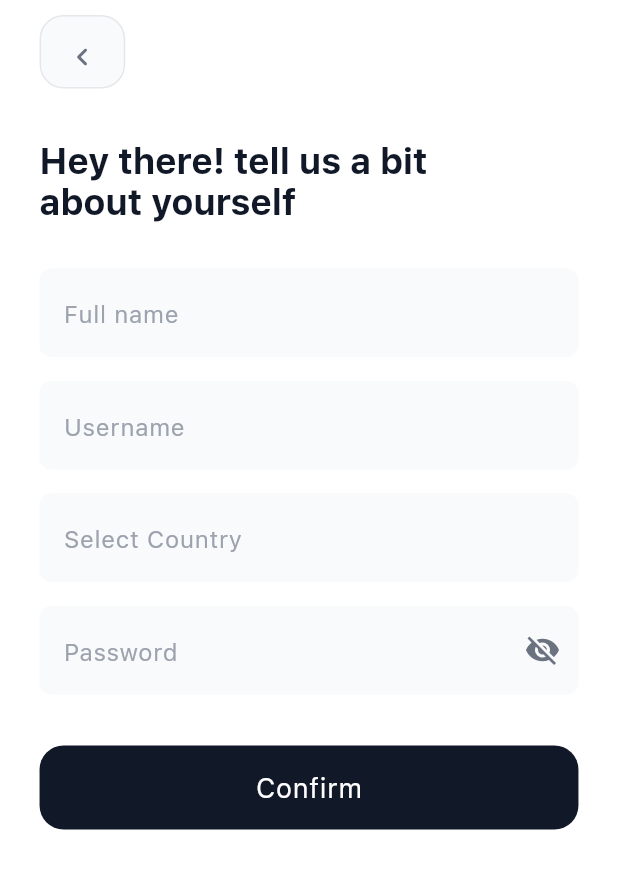
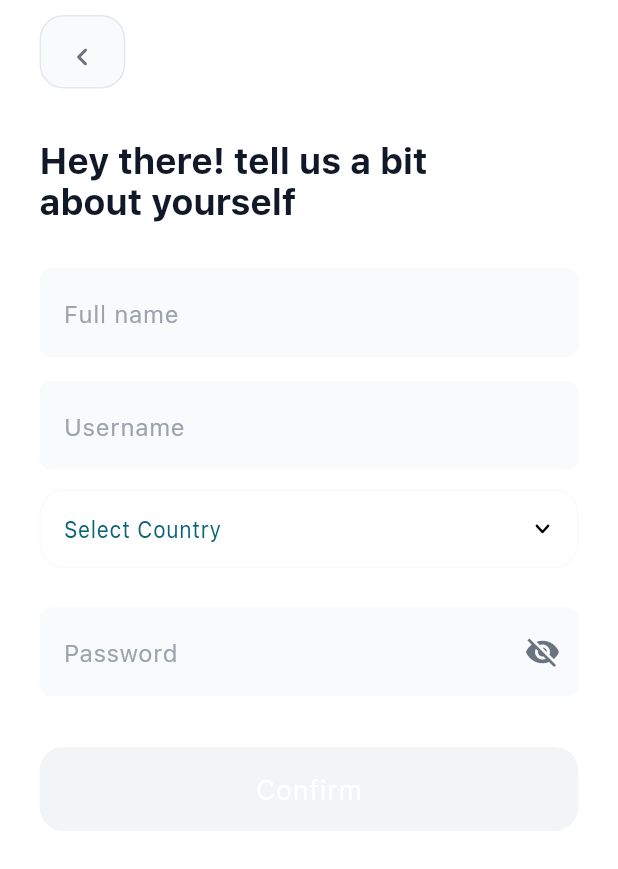
Before and after one commit to AdeoluwaO/SmartPay, a Flutter app: the BioDataScreen screen opened directly with empty values, on a phone screen of 412 x 824 dp. Shown: the top 869 px of the screen. Run offline on Flutter 3.47's test engine with Material 3 defaults, Android fonts, the phone set to English and light mode, and no system bars; our stand-ins replace cached_network_image, dio, flutter_bloc, flutter_screenutil, flutter_svg, fluttertoast and 2 more; missing offline and left inert: flutter_pin_code_fields; accounts and stored records are empty; project files that could hold a hidden picture were left out.

Commit message:
Integrating apis

```diff
--- /dev/null
+++ b/lib/src/core/store/store_keys.dart
@@ -0,0 +1,5 @@
+class StoreKeys {
+  static const user = 'user';
+  static const userId = 'userId';
+  static const hasOnboarded = 'onboarded';
+}
--- /dev/null
+++ b/lib/src/core/uttils/app_validators.dart
@@ -0,0 +1,116 @@
+
+/// A collection of common Appdators that can be reused
+class AppValidators {
+  //? regex to detech web urls
+  //(https:\/\/www\.|http:\/\/www\.|https:\/\/|http:\/\/)?[a-zA-Z]{2,}(\.[a-zA-Z]{2,})(\.[a-zA-Z]{2,})?\/[a-zA-Z0-9]{2,}|((https:\/\/www\.|http:\/\/www\.|https:\/\/|http:\/\/)?[a-zA-Z]{2,}(\.[a-zA-Z]{2,})(\.[a-zA-Z]{2,})?)|(https:\/\/www\.|http:\/\/www\.|https:\/\/|http:\/\/)?[a-zA-Z0-9]{2,}\.[a-zA-Z0-9]{2,}\.[a-zA-Z0-9]{2,}(\.[a-zA-Z0-9]{2,})?
+  //https?://\S+(?![)])|www\.\S+(?![)])
+  static final RegExp webUrlsPattern = RegExp(
+      r'(?<=\s|^)(https:\/\/www\.|http:\/\/www\.|https:\/\/|http:\/\/)?[a-zA-Z]{2,}(\.[a-zA-Z]{2,})(\.[a-zA-Z]{2,})?\/[a-zA-Z0-9]{2,}|((https:\/\/www\.|http:\/\/www\.|https:\/\/|http:\/\/)?[a-zA-Z]{2,}(\.[a-zA-Z]{2,})(\.[a-zA-Z]{2,})?)|(https:\/\/www\.|http:\/\/www\.|https:\/\/|http:\/\/)?[a-zA-Z0-9]{2,}\.[a-zA-Z0-9]{2,}\.[a-zA-Z0-9]{2,}(\.[a-zA-Z0-9]{2,})?',
+      caseSensitive: false);
+
+  static final emailPattern = RegExp(
+    r"^[a-zA-Z0-9.!#$%&'*+/=?^_`{|}~-]+@"
+    r"[a-zA-Z0-9](?:[a-zA-Z0-9-]{0,253}"
+    r"[a-zA-Z0-9])?(?:\.[a-zA-Z0-9](?:[a-zA-Z0-9-]{0,253}"
+    r"[a-zA-Z0-9])?)+$",
+  );
+
+  static Validator notEmpty() {
+    return (String? value) {
+      return (value?.isEmpty ?? true) ? "This field can not be empty." : null;
+    };
+  }
+
+  static Validator confirmPass(String val1, String val2) {
+    return (String? value) {
+      if (val2 != val1) {
+        return "Passwords do not match";
+      } else {
+        return null;
+      }
+    };
+  }
+
+  static Validator phone() {
+    return (String? value) {
+      final validPhoneNumber = RegExp(
+          r'^(\+\d{1,3})[-.\s]?\(?\d{3}\)?[-.\s]?\d{3}[-.\s]?\d{3}$|^[0-9]{11}$|^(\+\d{1,3})?[-.\s]?\(?\d{3}\)?[-.\s]?\d{3}[-.\s]?\d{4}$');
+
+      return (validPhoneNumber.hasMatch(value!)) ? null : "Invalid phone.";
+    };
+  }
+
+  static Validator date() {
+    return (String? value) {
+      if (value!.isEmpty) {
+        return null;
+      }
+      if (value.length < 10) {
+        return "Invalid date.";
+      }
+      return null;
+    };
+  }
+
+  static Validator name() {
+    return (String? value) {
+      if (value!.isEmpty) {
+        return "Field cannot be empty.";
+      }
+      if (!value.contains(" ")) {
+        return "Seperate names with spaces";
+      }
+      return null;
+    };
+  }
+
+  static Validator accountNumber() {
+    return (String? value) {
+      return (value!.length < 10) ? "Invalid account number." : null;
+    };
+  }
+
+  static Validator minLength(int minLength) {
+    return (String? value) {
+      if ((value?.length ?? 0) < minLength) {
+        return "Must contain a minimum of $minLength characters.";
+      }
+      return null;
+    };
+  }
+
+  static bool isValid(String pin, String pin2) =>
+      (pin.isNotEmpty && pin2.isNotEmpty && pin == pin2);
+  static Validator matchPattern(Pattern pattern, [String? patternName]) {
+    return (String? value) {
+      if (value == null || (pattern.allMatches(value).isEmpty)) {
+        return "Please enter a valid ${patternName ?? "value"}.";
+      }
+      return null;
+    };
+  }
+
+  static Validator email() {
+    return matchPattern(emailPattern, "email");
+  }
+
+ ///
+  /// The provided Appvalidators are applied in the order in which
+  /// they're specified in the list.
+  static Validator multiple(
+    List<Validator> validators, {
+    bool shouldTrim = true,
+  }) {
+    return (String? value) {
+      value = shouldTrim ? value?.trim() : value;
+      for (Validator validator in validators) {
+        if (validator(value) != null) {
+          return validator(value);
+        }
+      }
+      return null;
+    };
+  }
+}
+
+typedef Validator = String? Function(String? value);
--- a/lib/src/core/uttils/index.dart
+++ b/lib/src/core/uttils/index.dart
@@ -2,3 +2,4 @@ export './theme/app_theme.dart';
 export './theme/app_text_styles.dart';
 export './app_colors.dart';
 export './layouts/app_dimensions.dart';
+export 'app_validators.dart';
--- a/lib/src/features/authentication/presentation/signup/bio_data_screen.dart
+++ b/lib/src/features/authentication/presentation/signup/bio_data_screen.dart
@@ -1,6 +1,7 @@
 import 'package:flutter/material.dart';
 import 'package:provider/provider.dart';
 import 'package:smartpay/src/core/routers/route_generator.dart';
+import 'package:smartpay/src/core/uttils/index.dart';
 import 'package:smartpay/src/features/authentication/domain/index.dart';
 import 'package:smartpay/src/features/authentication/presentation/widgets/authentication_scaffoldd.dart';
 import 'package:smartpay/src/features/authentication/provider/signup_provider.dart';
@@ -8,8 +9,8 @@ import 'package:smartpay/src/general_widgets/index.dart';
 import 'package:smartpay/src/general_widgets/spacing.dart';
 
 class BioDataScreen extends StatefulWidget {
-  const BioDataScreen({super.key, required this.email});
-  final String email;
+  const BioDataScreen({super.key, required this.params});
+  final SignupParams params;
 
   @override
   State<BioDataScreen> createState() => _BioDataScreenState();
@@ -17,6 +18,9 @@ class BioDataScreen extends StatefulWidget {
 
 class _BioDataScreenState extends State<BioDataScreen> {
   bool obscureText = true;
+  bool isEnabled = false;
+  String? selectedCountry;
+  final _bioDataKey = GlobalKey<FormState>();
 
   final fullNameController = TextEditingController();
   final userNameController = TextEditingController();
@@ -27,31 +31,45 @@ class _BioDataScreenState extends State<BioDataScreen> {
   Widget build(BuildContext context) {
     final signupProvider = Provider.of<SignupProvider>(context, listen: true);
     final state = context.watch<SignupProvider>();
-    print('PASSED IN EMAIL ${widget.email} BIO DATA ');
+    print('PASSED IN EMAIL ${widget.params} BIO DATA ');
     return AuthenticationScaffold(
       title: 'Hey there! tell us a bit\nabout yourself',
       subbtitle: '',
       showAppBar: true,
       children: [
+        Form(
+          key: _bioDataKey,
+          onChanged: () {
+            setState(() {
+              isEnabled = _bioDataKey.currentState!.validate();
+            });
+          },
+          child: Column(
+            children: [
               CustomTextField(
                 hintText: 'Full name',
                 controller: fullNameController,
+                validateFunction: AppValidators.notEmpty(),
               ),
               const Spacing.mediumHeight(),
               CustomTextField(
                 hintText: 'Username',
                 controller: userNameController,
+                validateFunction: AppValidators.notEmpty(),
               ),
               const Spacing.mediumHeight(),
-        CustomTextField(
+              CustomCountryPicker(
                 hintText: 'Select Country',
-          onChange: (p0) {},
+                onCountryChanged: (p0) {
+                  selectedCountry = p0;
+                },
               ),
               const Spacing.mediumHeight(),
               CustomTextField(
                 hintText: 'Password',
                 obscureText: obscureText,
                 controller: passwordController,
+                validateFunction: AppValidators.minLength(6),
                 suffixIcon: CustomIcon(
                   icon: obscureText ? Icons.visibility_off : Icons.visibility,
                   onTap: () {
@@ -61,21 +79,32 @@ class _BioDataScreenState extends State<BioDataScreen> {
                   },
                 ),
               ),
+            ],
+          ),
+        ),
         const Spacing.bigHeight(),
         CustomButton(
           text: 'Confirm',
-          onTap: () {
-            signupProvider.createUser(
+          isEnabled: isEnabled,
+          onTap: () async {
+            if (selectedCountry == null || selectedCountry!.isEmpty) {
+              showToast(message: 'Please Select a Country', isError: true);
+              return;
+            } else {
+              await signupProvider.createUser(
                 SignupParams(
                   fullName: fullNameController.text,
                   username: userNameController.text,
-                email: '',
+                  email: widget.params.email,
                   country: country,
                   password: passwordController.text,
-                deviceName: '',
+                  deviceName: 'mobile',
                 ),
               );
+              if (state.createAccountResponse != null) {
                 Navigator.pushNamed(context, RouteGenerator.setupPin);
+              }
+            }
           },
         ),
         if (state.isLoading) const LoadingOverlay()
--- a/lib/src/features/authentication/provider/login_provider.dart
+++ b/lib/src/features/authentication/provider/login_provider.dart
@@ -7,7 +7,7 @@ class LoginProvider extends ChangeNotifier {
   LoginResponse? get loginData => _loginData;
   bool isLoading = false;
 
-  void loginUser(LoginParams params) async {
+  Future loginUser(LoginParams params) async {
     isLoading = true;
     notifyListeners();
     final response = await AuthData().loginUser(params);
--- /dev/null
+++ b/lib/src/general_widgets/custom_country_picker.dart
@@ -0,0 +1,114 @@
+import 'package:flutter/material.dart';
+import 'package:country_picker_plus/country_picker_plus.dart';
+import 'package:smartpay/src/core/uttils/index.dart';
+
+class CustomCountryPicker extends StatefulWidget {
+  const CustomCountryPicker({
+    super.key,
+    this.hintText,
+    this.initalCountryValue,
+    this.onCountryChanged,
+  });
+  final String? hintText;
+  final String? initalCountryValue;
+
+  final Function(String)? onCountryChanged;
+
+  @override
+  State<CustomCountryPicker> createState() => _CustomCountryPickerState();
+}
+
+class _CustomCountryPickerState extends State<CustomCountryPicker> {
+  @override
+  Widget build(BuildContext context) {
+    final theme = Theme.of(context);
+    final brightness = MediaQuery.platformBrightnessOf(context);
+    bool isLightMode = brightness == Brightness.light;
+    return Transform.scale(
+      scaleY: 1.1,
+      child: CountryPickerPlus.country(
+        searchDecoration: SearchDec(isLightMode: isLightMode, themeData: theme),
+        hintText: widget.hintText,
+        initialValue: widget.initalCountryValue,
+        onSelected: widget.onCountryChanged,
+        decoration:
+            CountryPickerDec(isLightMode: isLightMode, themeData: theme),
+      ),
+    );
+  }
+}
+
+CPPSFDecoration SearchDec(
+    {required ThemeData themeData, required bool isLightMode}) {
+  return CPPSFDecoration(
+    innerColor: themeData.colorScheme.background,
+    filled: true,
+    hintStyle: AppTextStyle.bodySmall.copyWith(
+        fontWeight: FontWeight.w400,
+        fontSize: 14,
+        color: isLightMode ? AppColors.primaryColor : AppColors.grey50),
+
+    border: OutlineInputBorder(
+      borderRadius: BorderRadius.circular(AppDimensions.small),
+      borderSide: BorderSide(
+        color: isLightMode ? AppColors.primaryColor : AppColors.grey50,
+        width: 1,
+      ),
+    ),
+    // height: 60,
+
+    textStyle: AppTextStyle.bodyMedium.copyWith(
+      color: isLightMode ? AppColors.primaryColor : AppColors.grey50,
+    ),
+    focusedBorder: OutlineInputBorder(
+      borderRadius: BorderRadius.circular(AppDimensions.small),
+      borderSide: BorderSide(
+        color: isLightMode ? AppColors.primaryColor : AppColors.grey50,
+        width: 1,
+      ),
+    ),
+  );
+}
+
+CPPFDecoration CountryPickerDec(
+    {required ThemeData themeData, required bool isLightMode}) {
+  return CPPFDecoration(
+    suffixIcon: Icons.keyboard_arrow_down_rounded,
+    innerColor: themeData.colorScheme.background,
+    filled: true,
+    hintStyle: AppTextStyle.bodySmall.copyWith(
+      fontWeight: FontWeight.w400,
+      fontSize: 14,
+      color: isLightMode ? AppColors.primaryColor : AppColors.grey50,
+    ),
+    errorBorder: OutlineInputBorder(
+      borderRadius: BorderRadius.circular(AppDimensions.small),
+      borderSide: BorderSide(
+        color: AppColors.error,
+        width: 1,
+      ),
+    ),
+    labelStyle: TextStyle(
+      color: isLightMode ? AppColors.primaryColor : AppColors.grey50,
+    ),
+    border: OutlineInputBorder(
+      borderRadius: BorderRadius.circular(16),
+      borderSide: BorderSide(
+        color: AppColors.grey50,
+        width: 1,
+      ),
+    ),
+    focusedBorder: OutlineInputBorder(
+      borderRadius: BorderRadius.circular(16),
+      borderSide: BorderSide(
+        color: isLightMode ? AppColors.aquamarine : AppColors.grey50,
+        width: 1,
+      ),
+    ),
+    height: 60,
+    showFlag: true,
+    textStyle: AppTextStyle.bodySmall.copyWith(
+      color: isLightMode ? AppColors.primaryColor : AppColors.grey50,
+    ),
+  );
+}
--- a/lib/src/general_widgets/index.dart
+++ b/lib/src/general_widgets/index.dart
@@ -9,3 +9,6 @@ export 'custom_textfield.dart';
 export 'custom_icon.dart';
 export 'card_container.dart';
 export 'loading_overlay.dart';
+export 'custom_toast.dart';
+export 'custom_country_picker.dart';
+export 'custom_dialogue.dart';
--- a/pubspec.yaml
+++ b/pubspec.yaml
@@ -22,9 +22,10 @@ dependencies:
   dio: ^5.5.0+1
   flutter_svg: ^2.0.10+1
   flutter_screenutil: ^5.9.3
+  flutter_pin_code_fields: ^2.2.0
+  fluttertoast: ^8.2.6
   lottie: ^3.1.2
   provider: ^6.1.2
-  flutter_pin_code_fields: ^2.2.0
   shared_preferences: ^2.2.3
 
 dev_dependencies:
```
Also changed, not shown: lib/src/core/routers/route_generator.dart (+6 -4 lines), lib/src/core/services/network/api_setup.dart (+3 -10 lines), lib/src/core/store/local_store.dart (added, +95 -0 lines), lib/src/features/authentication/domain/api.dart (+15 -2 lines), lib/src/features/authentication/presentation/login_screen.dart (+26 -5 lines), lib/src/features/authentication/presentation/signup/create_account_screen.dart (+35 -9 lines), lib/src/features/authentication/presentation/signup/verify_email_screen.dart (+42 -16 lines), lib/src/features/authentication/provider/signup_provider.dart (+4 -3 lines), lib/src/general_widgets/custom_dialogue.dart (added, +63 -0 lines), lib/src/general_widgets/custom_toast.dart (added, +15 -0 lines), pubspec.lock, 1 other file. Lines whose indentation alone changed are shown as unchanged.
